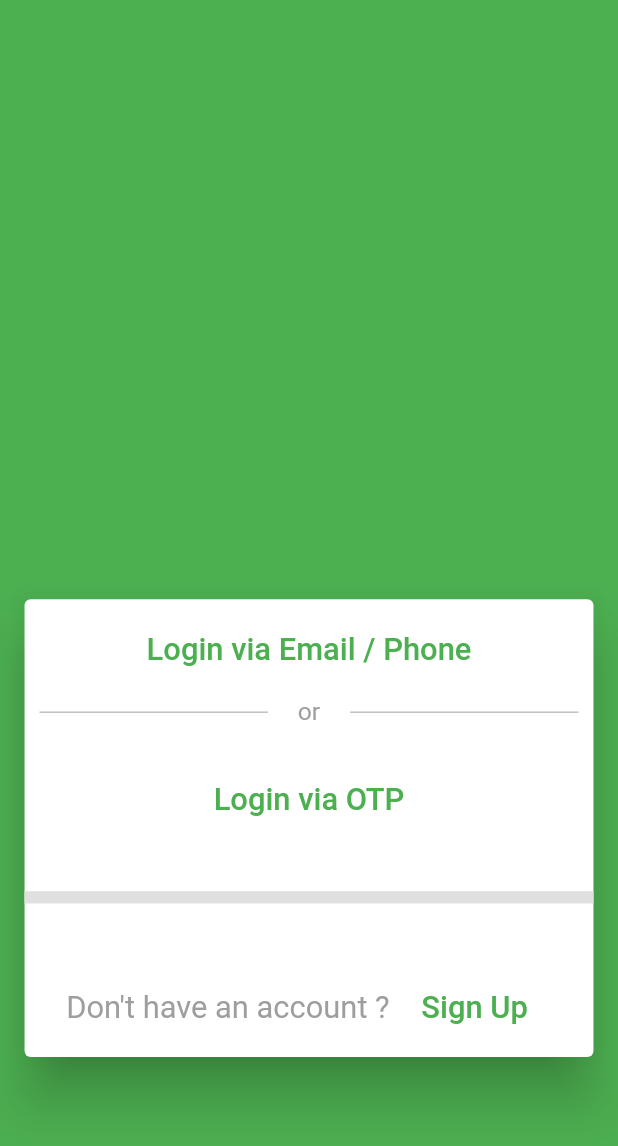
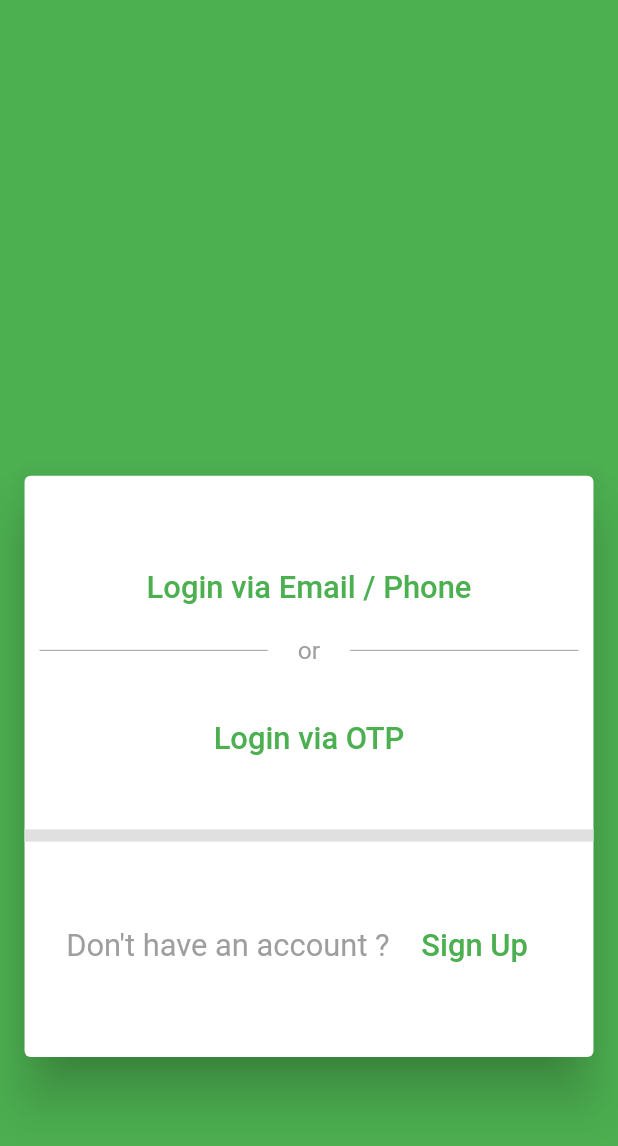
Before and after one commit to jatinkumar11954/meatapp, a Flutter app: the screen it shows after launch, after a tap on "Main", on a phone screen of 412 x 824 dp. Shown: the top 1146 px of the screen. Run offline on Flutter 3.47's test engine with Material 2 defaults, Android fonts, the phone set to English and light mode, and no system bars.

```diff
--- a/lib/main.dart
+++ b/lib/main.dart
@@ -1,5 +1,6 @@
 import 'package:flutter/material.dart';
 import 'package:meatapp/screens/animate.dart';
+import 'package:meatapp/screens/login.dart';
 
 
 
@@ -19,6 +20,8 @@ class MyApp extends StatelessWidget {
         routes: <String, WidgetBuilder>{
 
            'LoginA': (BuildContext context) => new LoginA(),
+                      'Login': (BuildContext context) => new Login(),
+
 
           //   'Main':(BuildContext context)=> new Main(),
           //  'Dewsc': (BuildContext context) => new Desc(),
@@ -46,6 +49,10 @@ class _HomeState extends State<Home> {
 
                 RaisedButton(
                     onPressed: () =>
+                        Navigator.pushNamed(context, "Login"),
+                    child: Text("Login")),
+                RaisedButton(
+                    onPressed: () =>
                         Navigator.pushNamed(context, "LoginA"),
                     child: Text("Main")),
                 RaisedButton(
--- a/lib/screens/animate.dart
+++ b/lib/screens/animate.dart
@@ -37,16 +37,20 @@ class _LoginAState extends State<LoginA> {
 
   bool _child = true;
 
+  static final GlobalKey<FormState> _formKey = GlobalKey<FormState>();
+  UniqueKey k1 =UniqueKey();
+    UniqueKey k2 =UniqueKey();
+
+
+
 
   @override
   Widget build(BuildContext context) {
-      final GlobalKey<FormState> _formKey = GlobalKey<FormState>();
     Short().init(context);
     double _h = Short.h * 0.83;
     void _animate() {
       // CircularProgressIndicator()
       setState(() {
-
         print("animate");
         _child = false;
       });
@@ -64,24 +68,27 @@ class _LoginAState extends State<LoginA> {
       Align(
         alignment: Alignment.bottomCenter,
         child: AnimatedSwitcher(
-            duration: const Duration(milliseconds: 0),
-//             transitionBuilder: (Widget child, Animation<double> animation) {
-//              final  offsetAnimation =
-//     Tween<Offset>(begin: Offset(0.0, 1.0), end: Offset(0.0, 0.0)).animate(animation);
-// return SlideTransition(
-//         position: offsetAnimation,
-//         child: child,
-// );},
+            duration: const Duration(milliseconds: 950),
             transitionBuilder: (Widget child, Animation<double> animation) {
-return ScaleTransition(
-        scale: animation,
+              final offsetAnimation =
+                  Tween<Offset>(begin: Offset(0.0, 1.0), end: Offset(0.0, 0.0))
+                      .animate(animation);
+
+              return SlideTransition(
+                position: offsetAnimation,
                 child: child,
               );
             },
+// transitionBuilder: (Widget child, Animation<double> animation) {
+// return ScaleTransition(
+//         scale: animation,
+//         child: child,
+//        );
+//    },
             child: _child
                 ? Container(
-                  key:UniqueKey(),
-                    height: Short.h * 0.7,
+                    key: k1,
+                    height: Short.h * 0.8,
                     width: Short.w,
                     child: Padding(
                         padding: EdgeInsets.only(
@@ -186,7 +193,7 @@ return ScaleTransition(
                         )),
                   )
                 : Container(
-                  key:UniqueKey(),
+                    key: k2,
                     height: _h,
                     width: Short.w,
 
@@ -209,58 +216,63 @@ return ScaleTransition(
                         ),
                       ),
                       // SizedBox(height:Short.h*0.1),
-                      // Padding(
-                      //   padding: EdgeInsets.only(
-                      //       top: Short.h * 0.05,
-                      //       left: Short.w * 0.07,
-                      //       right: Short.w * 0.07),
-                      //   child: Material(
-                      //     color: Colors.white,
-                      //     child: TextFormField(
-                      //       decoration: InputDecoration(
-                      //         labelStyle: TextStyle(
-                      //             color: Colors.grey, fontSize: Short.h * 0.02),
-                      //         labelText: 'Email/Phone',
-                      //         hintText: "Enter your email /Phone",
-                      //         hintStyle: TextStyle(
-                      //             color: Colors.grey, fontSize: Short.h * 0.02),
-                      //         border: OutlineInputBorder(
-                      //             borderRadius:
-                      //                 BorderRadius.circular(Short.h * 2.5)),
-                      //       ),
-                      //       controller: email,
-                      //       keyboardType: TextInputType.emailAddress,
-                      //       // validator: emailValidator,
-                      //     ),
-                      //   ),
-                      // ),
+
+                      Form(
+                        key: _formKey,
+                        child: Column(
+                          children: <Widget>[
+                            Padding(
+                              padding: EdgeInsets.only(
+                                  top: Short.h * 0.05,
+                                  left: Short.w * 0.07,
+                                  right: Short.w * 0.07),
+                              child: Material(
+                                color: Colors.white,
+                                child: TextFormField(
+                                  decoration: InputDecoration(
+                                    labelStyle: TextStyle(
+                                        color: Colors.grey,
+                                        fontSize: Short.h * 0.02),
+                                    labelText: 'Email/Phone',
+                                    hintText: "Enter your email /Phone",
+                                    hintStyle: TextStyle(
+                                        color: Colors.grey,
+                                        fontSize: Short.h * 0.02),
+                                    border: OutlineInputBorder(
+                                        borderRadius: BorderRadius.circular(
+                                            Short.h * 2.5)),
+                                  ),
+                                  controller: email,
+                                  keyboardType: TextInputType.emailAddress,
+                                  // validator: emailValidator,
+                                ),
+                              ),
+                            ),
                             Padding(
                               padding: EdgeInsets.only(
                                   top: Short.h * 0.04,
                                   left: Short.w * 0.07,
                                   right: Short.w * 0.07),
-                        child:
-                        Material(
+                              child: Material(
                                 color: Colors.white,
-                          child:
-                          Form(
-                            key:_formKey,
                                 child: TextFormField(
                                   obscureText: showPwd,
                                   decoration: InputDecoration(
                                     labelStyle: TextStyle(
-                                    color: Colors.grey, fontSize: Short.h * 0.02),
+                                        color: Colors.grey,
+                                        fontSize: Short.h * 0.02),
                                     labelText: 'Password',
                                     hintText: "Enter your Password",
                                     hintStyle: TextStyle(
-                                    color: Colors.grey, fontSize: Short.h * 0.02),
+                                        color: Colors.grey,
+                                        fontSize: Short.h * 0.02),
                                     suffixIcon: IconButton(
                                       icon: _icon,
                                       onPressed: _toggle,
                                     ),
                                     border: OutlineInputBorder(
-                                    borderRadius:
-                                        BorderRadius.circular(Short.h * 2.5)),
+                                        borderRadius: BorderRadius.circular(
+                                            Short.h * 2.5)),
                                   ),
                                   controller: pwd,
                                   keyboardType: TextInputType.visiblePassword,
@@ -268,8 +280,9 @@ return ScaleTransition(
                                 ),
                               ),
                             ),
+                          ],
                         ),
-
+                      ),
                       Padding(
                         padding: EdgeInsets.only(top: Short.h * 0.045),
                         child: RaisedButton(
@@ -406,14 +419,11 @@ return ScaleTransition(
     ]);
   }
 }
-String pwdValidator(String value)
-  {
-    if(value.length<3)
-    {
+
+String pwdValidator(String value) {
+  if (value.length < 3) {
     return "please fill this field with atleast 3 characters";
-    }
-    else
-    {
+  } else {
     return null;
   }
 }
```
Also changed, not shown: lib/screens/login.dart (added, +249 -0 lines). Lines whose indentation alone changed are shown as unchanged.
